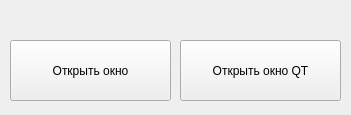
artur0527rg/pyqt5_hohlov, file untitled.ui: the form before one commit.
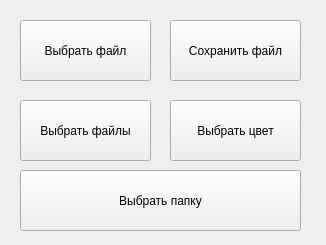
The form after the commit.

Commit message: Уведомления Урок 7 Открыть-создать файл, открыть папку, выбрать цвет

```diff
--- a/untitled.ui
+++ b/untitled.ui
@@ -6,8 +6,8 @@
    <rect>
     <x>0</x>
     <y>0</y>
-    <width>351</width>
-    <height>115</height>
+    <width>326</width>
+    <height>245</height>
    </rect>
   </property>
   <property name="windowTitle">
@@ -17,27 +17,66 @@
    <widget class="QPushButton" name="pushButton">
     <property name="geometry">
      <rect>
-      <x>10</x>
-      <y>40</y>
-      <width>161</width>
+      <x>20</x>
+      <y>20</y>
+      <width>131</width>
       <height>61</height>
      </rect>
     </property>
     <property name="text">
-     <string>Открыть окно</string>
+     <string>Выбрать файл</string>
     </property>
    </widget>
    <widget class="QPushButton" name="pushButton_2">
     <property name="geometry">
      <rect>
-      <x>180</x>
-      <y>40</y>
-      <width>161</width>
+      <x>170</x>
+      <y>20</y>
+      <width>131</width>
       <height>61</height>
      </rect>
     </property>
     <property name="text">
-     <string>Открыть окно QT</string>
+     <string>Сохранить файл</string>
+    </property>
+   </widget>
+   <widget class="QPushButton" name="pushButton_3">
+    <property name="geometry">
+     <rect>
+      <x>20</x>
+      <y>100</y>
+      <width>131</width>
+      <height>61</height>
+     </rect>
+    </property>
+    <property name="text">
+     <string>Выбрать файлы</string>
+    </property>
+   </widget>
+   <widget class="QPushButton" name="pushButton_4">
+    <property name="geometry">
+     <rect>
+      <x>170</x>
+      <y>100</y>
+      <width>131</width>
+      <height>61</height>
+     </rect>
+    </property>
+    <property name="text">
+     <string>Выбрать цвет</string>
+    </property>
+   </widget>
+   <widget class="QPushButton" name="pushButton_5">
+    <property name="geometry">
+     <rect>
+      <x>20</x>
+      <y>170</y>
+      <width>281</width>
+      <height>61</height>
+     </rect>
+    </property>
+    <property name="text">
+     <string>Выбрать папку</string>
     </property>
    </widget>
   </widget>
```
The commit also changes 4 other files.
